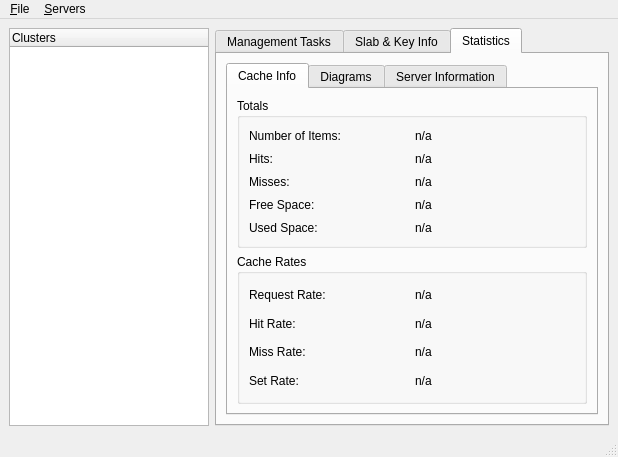
Above: GUI/MainWindow.ui from licface/memcached-manager before the change. Below: the same form after it.
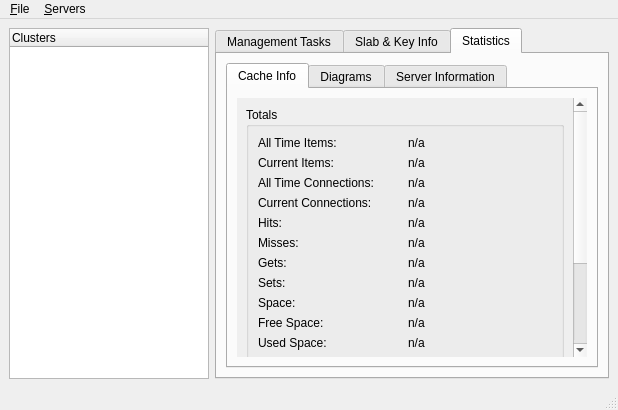
That is the form after the change. The open tabs and pages were chosen to show the change.

Commit message: Created Basic Memcached Stats Parsing Classes Stats>Cache Info Tab now shows stats for current Active Cluster Added & Modified TestScripts to support 2 test servers

```diff
--- a/GUI/MainWindow.ui
+++ b/GUI/MainWindow.ui
@@ -6,7 +6,7 @@
     <x>0</x>
     <y>0</y>
     <width>618</width>
-    <height>457</height>
+    <height>410</height>
    </rect>
   </property>
   <property name="contextMenuPolicy" >
@@ -16,14 +16,6 @@
    <string>MainWindow</string>
   </property>
   <widget class="QWidget" name="centralwidget" >
-   <property name="geometry" >
-    <rect>
-     <x>0</x>
-     <y>26</y>
-     <width>618</width>
-     <height>408</height>
-    </rect>
-   </property>
    <layout class="QHBoxLayout" name="horizontalLayout" >
     <item>
      <widget class="QTreeWidget" name="treeCluster" >
@@ -156,14 +148,6 @@
        </attribute>
       </widget>
       <widget class="QWidget" name="Stats" >
-       <property name="geometry" >
-        <rect>
-         <x>0</x>
-         <y>0</y>
-         <width>390</width>
-         <height>362</height>
-        </rect>
-       </property>
        <attribute name="title" >
         <string>Statistics</string>
        </attribute>
@@ -173,18 +157,31 @@
           <property name="currentIndex" >
            <number>1</number>
           </property>
-          <widget class="QWidget" name="tab" >
-           <property name="geometry" >
-            <rect>
-             <x>0</x>
-             <y>0</y>
-             <width>368</width>
-             <height>316</height>
-            </rect>
-           </property>
+          <widget class="QWidget" name="CacheInfo" >
            <attribute name="title" >
             <string>Cache Info</string>
            </attribute>
+           <layout class="QHBoxLayout" name="horizontalLayout_4" >
+            <item>
+             <widget class="QScrollArea" name="scrollArea_2" >
+              <property name="frameShape" >
+               <enum>QFrame::NoFrame</enum>
+              </property>
+              <property name="frameShadow" >
+               <enum>QFrame::Sunken</enum>
+              </property>
+              <property name="widgetResizable" >
+               <bool>true</bool>
+              </property>
+              <widget class="QWidget" name="scrollAreaWidgetContents_2" >
+               <property name="geometry" >
+                <rect>
+                 <x>0</x>
+                 <y>-201</y>
+                 <width>335</width>
+                 <height>452</height>
+                </rect>
+               </property>
            <layout class="QVBoxLayout" name="verticalLayout_3" >
             <item>
              <widget class="QGroupBox" name="gbTotals" >
@@ -192,76 +189,163 @@
                <string>Totals</string>
               </property>
               <layout class="QGridLayout" name="gridLayout_3" >
-               <item row="0" column="0" >
+                   <item row="1" column="0" >
                 <widget class="QLabel" name="lblCurrentItemsTxt" >
                  <property name="text" >
-                  <string>Number of Items:</string>
+                      <string>Current Items:</string>
                  </property>
                 </widget>
                </item>
-               <item row="0" column="1" >
+                   <item row="1" column="1" >
                 <widget class="QLabel" name="lblCurrentItems" >
                  <property name="text" >
                   <string>n/a</string>
                  </property>
                 </widget>
                </item>
-               <item row="1" column="0" >
+                   <item row="4" column="0" >
                 <widget class="QLabel" name="lblHitsTxt" >
                  <property name="text" >
                   <string>Hits:</string>
                  </property>
                 </widget>
                </item>
-               <item row="1" column="1" >
+                   <item row="4" column="1" >
                 <widget class="QLabel" name="lblHits" >
                  <property name="text" >
                   <string>n/a</string>
                  </property>
                 </widget>
                </item>
-               <item row="2" column="0" >
+                   <item row="5" column="0" >
                 <widget class="QLabel" name="lblMissesTxt" >
                  <property name="text" >
                   <string>Misses:</string>
                  </property>
                 </widget>
                </item>
-               <item row="2" column="1" >
+                   <item row="5" column="1" >
                 <widget class="QLabel" name="lblMisses" >
                  <property name="text" >
                   <string>n/a</string>
                  </property>
                 </widget>
                </item>
-               <item row="3" column="0" >
+                   <item row="9" column="0" >
                 <widget class="QLabel" name="lblFreeTxt" >
                  <property name="text" >
                   <string>Free Space:</string>
                  </property>
                 </widget>
                </item>
-               <item row="3" column="1" >
+                   <item row="9" column="1" >
                 <widget class="QLabel" name="lblFree" >
                  <property name="text" >
                   <string>n/a</string>
                  </property>
                 </widget>
                </item>
-               <item row="4" column="0" >
+                   <item row="10" column="0" >
                 <widget class="QLabel" name="lblUsedTxt" >
                  <property name="text" >
                   <string>Used Space:</string>
                  </property>
                 </widget>
                </item>
-               <item row="4" column="1" >
+                   <item row="10" column="1" >
                 <widget class="QLabel" name="lblUsed" >
                  <property name="text" >
                   <string>n/a</string>
                  </property>
                 </widget>
                </item>
+                   <item row="0" column="0" >
+                    <widget class="QLabel" name="lblItemsTxt" >
+                     <property name="text" >
+                      <string>All Time Items:</string>
+                     </property>
+                    </widget>
+                   </item>
+                   <item row="0" column="1" >
+                    <widget class="QLabel" name="lblItems" >
+                     <property name="text" >
+                      <string>n/a</string>
+                     </property>
+                    </widget>
+                   </item>
+                   <item row="2" column="0" >
+                    <widget class="QLabel" name="lblConnectionsTxt" >
+                     <property name="text" >
+                      <string>All Time Connections:</string>
+                     </property>
+                    </widget>
+                   </item>
+                   <item row="2" column="1" >
+                    <widget class="QLabel" name="lblConnections" >
+                     <property name="text" >
+                      <string>n/a</string>
+                     </property>
+                    </widget>
+                   </item>
+                   <item row="3" column="0" >
+                    <widget class="QLabel" name="lblCurrentConnectionsTxt" >
+                     <property name="frameShape" >
+                      <enum>QFrame::NoFrame</enum>
+                     </property>
+                     <property name="text" >
+                      <string>Current Connections:</string>
+                     </property>
+                    </widget>
+                   </item>
+                   <item row="3" column="1" >
+                    <widget class="QLabel" name="lblCurrentConnections" >
+                     <property name="text" >
+                      <string>n/a</string>
+                     </property>
+                    </widget>
+                   </item>
+                   <item row="6" column="0" >
+                    <widget class="QLabel" name="lblGetsTxt" >
+                     <property name="text" >
+                      <string>Gets:</string>
+                     </property>
+                    </widget>
+                   </item>
+                   <item row="6" column="1" >
+                    <widget class="QLabel" name="lblGets" >
+                     <property name="text" >
+                      <string>n/a</string>
+                     </property>
+                    </widget>
+                   </item>
+                   <item row="7" column="0" >
+                    <widget class="QLabel" name="lblSetsTxt" >
+                     <property name="text" >
+                      <string>Sets:</string>
+                     </property>
+                    </widget>
+                   </item>
+                   <item row="7" column="1" >
+                    <widget class="QLabel" name="lblSets" >
+                     <property name="text" >
+                      <string>n/a</string>
+                     </property>
+                    </widget>
+                   </item>
+                   <item row="8" column="0" >
+                    <widget class="QLabel" name="lblSpaceTxt" >
+                     <property name="text" >
+                      <string>Space:</string>
+                     </property>
+                    </widget>
+                   </item>
+                   <item row="8" column="1" >
+                    <widget class="QLabel" name="lblSpace" >
+                     <property name="text" >
+                      <string>n/a</string>
+                     </property>
+                    </widget>
+                   </item>
               </layout>
              </widget>
             </item>
@@ -332,15 +416,11 @@
             </item>
            </layout>
           </widget>
-          <widget class="QWidget" name="tab_2" >
-           <property name="geometry" >
-            <rect>
-             <x>0</x>
-             <y>0</y>
-             <width>368</width>
-             <height>316</height>
-            </rect>
-           </property>
+             </widget>
+            </item>
+           </layout>
+          </widget>
+          <widget class="QWidget" name="Diagrams" >
            <attribute name="title" >
             <string>Diagrams</string>
            </attribute>
@@ -479,16 +559,7 @@
    <addaction name="menuFile" />
    <addaction name="menu_Servers" />
   </widget>
-  <widget class="QStatusBar" name="statusbar" >
-   <property name="geometry" >
-    <rect>
-     <x>0</x>
-     <y>434</y>
-     <width>618</width>
-     <height>23</height>
-    </rect>
-   </property>
-  </widget>
+  <widget class="QStatusBar" name="statusbar" />
   <action name="actionAddServer" >
    <property name="text" >
     <string>&amp;Add Server</string>
```
Left out of the diff: 27 changed lines with no effect on the pictures. Lines whose indentation alone changed are shown as unchanged. The commit also changes 10 other files.
